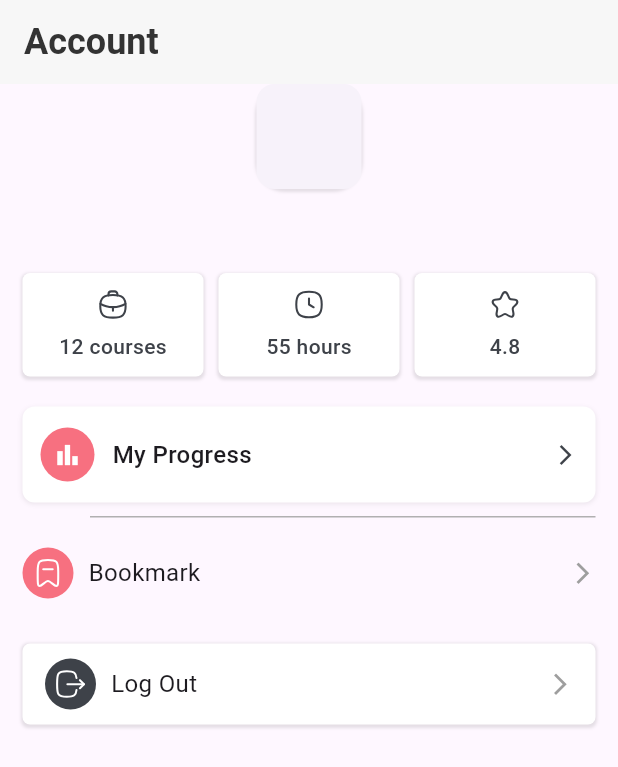
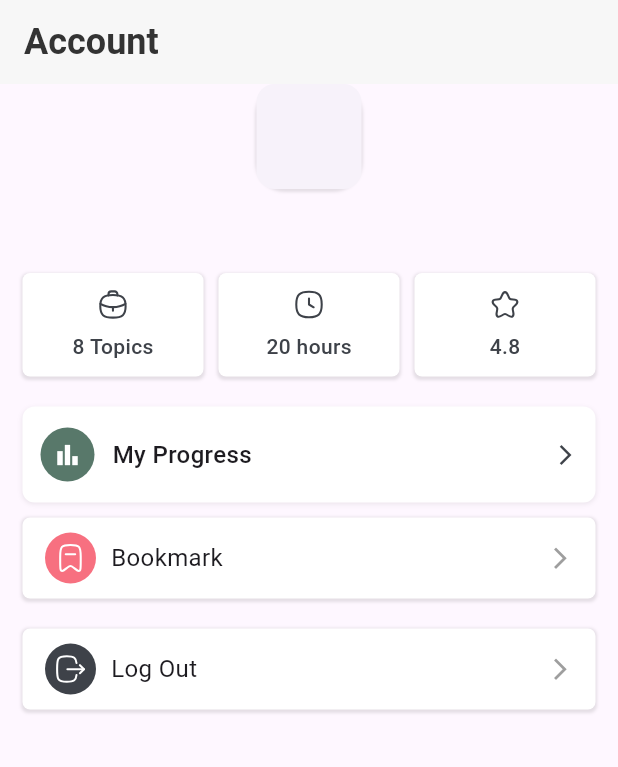
Before and after one commit to Geek-ubaid/Flutter-tutor-App, a Flutter app: the AccountPage widget shown alone on an empty page, opened directly, on a phone screen of 412 x 824 dp. Shown: the top 767 px of the screen. Run offline on Flutter 3.47's test engine with Material 3 defaults, Android fonts, the phone set to English and light mode, and no system bars; drawn by our look-alikes of cached_network_image; our stand-ins replace carousel_slider, cloud_firestore, firebase_auth, firebase_core, flutter_svg, get and 4 more; accounts and stored records are empty; network calls fail.

```diff
--- a/course_clone/lib/screens/account.dart
+++ b/course_clone/lib/screens/account.dart
@@ -105,11 +105,11 @@ class _AccountPageState extends State<AccountPage> {
     return Row(
       children: const [
         Expanded(
-          child: SettingBox(title: "12 courses", icon: "assets/icons/work.svg"),
+          child: SettingBox(title: "8 Topics", icon: "assets/icons/work.svg"),
         ),
         SizedBox(width: 10),
         Expanded(
-          child: SettingBox(title: "55 hours", icon: "assets/icons/time.svg"),
+          child: SettingBox(title: "20 hours", icon: "assets/icons/time.svg"),
         ),
         SizedBox(width: 10),
         Expanded(
@@ -143,8 +143,8 @@ class _AccountPageState extends State<AccountPage> {
               children: [
                 Container(
                   padding: const EdgeInsets.all(8),
-                  decoration: const BoxDecoration(
-                    color: AppColor.primary,
+                  decoration: BoxDecoration(
+                    color: Color(0xff58786a),
                     shape: BoxShape.circle,
                   ),
                   child: const Icon(
@@ -169,18 +169,25 @@ class _AccountPageState extends State<AccountPage> {
           ),
         ),
         const SizedBox(height: 10),
-        // Divider under "My Progress"
-        Padding(
-          padding: const EdgeInsets.only(left: 45),
-          child: Divider(height: 0, color: Colors.grey.withOpacity(0.8)),
-        ),
-
-        const SizedBox(height: 10),
 
         // Bookmark section
         GetBuilder<ProfileController>(
           builder: (controller) {
-            return SettingItem(
+            return Container(
+              padding: const EdgeInsets.symmetric(horizontal: 15),
+              decoration: BoxDecoration(
+                borderRadius: BorderRadius.circular(5),
+                color: AppColor.cardColor,
+                boxShadow: [
+                  BoxShadow(
+                    color: AppColor.shadowColor.withOpacity(0.1),
+                    spreadRadius: 1,
+                    blurRadius: 1,
+                    offset: Offset(0, 1),
+                  ),
+                ],
+              ),
+              child: SettingItem(
                 onTap: () {
                   Get.to(() => const BookmarkScreen());
                 },
@@ -191,6 +198,7 @@ class _AccountPageState extends State<AccountPage> {
                     controller.bookmarkedCoursesCount > 0
                         ? controller.bookmarkedCoursesCount
                         : null,
+              ),
             );
           },
         ),
```
Also changed, not shown: course_clone/lib/screens/progress_screen.dart (+123 -101 lines), course_clone/lib/widgets/recommend_item.dart (+8 -8 lines). Lines whose indentation alone changed are shown as unchanged.
